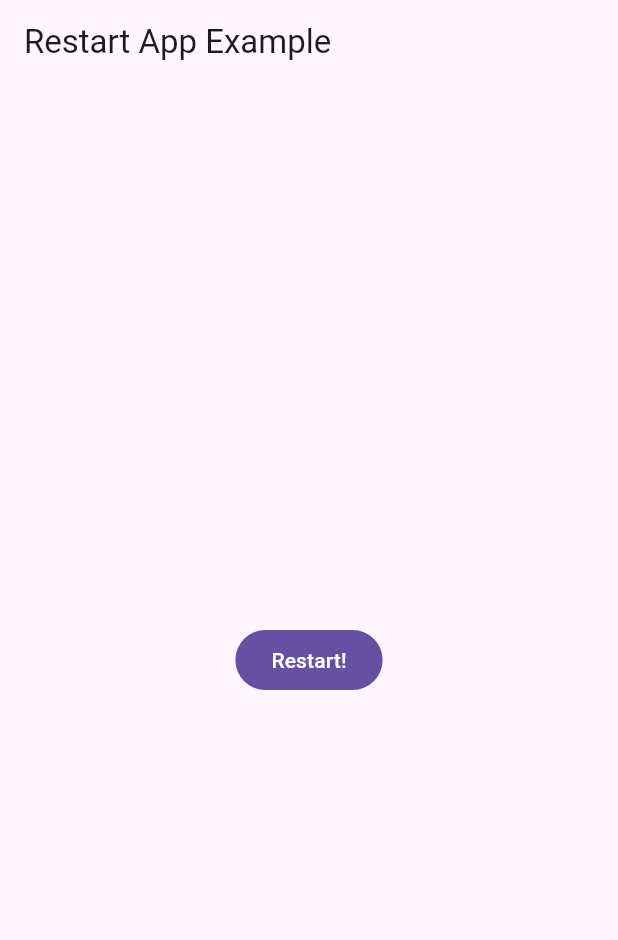
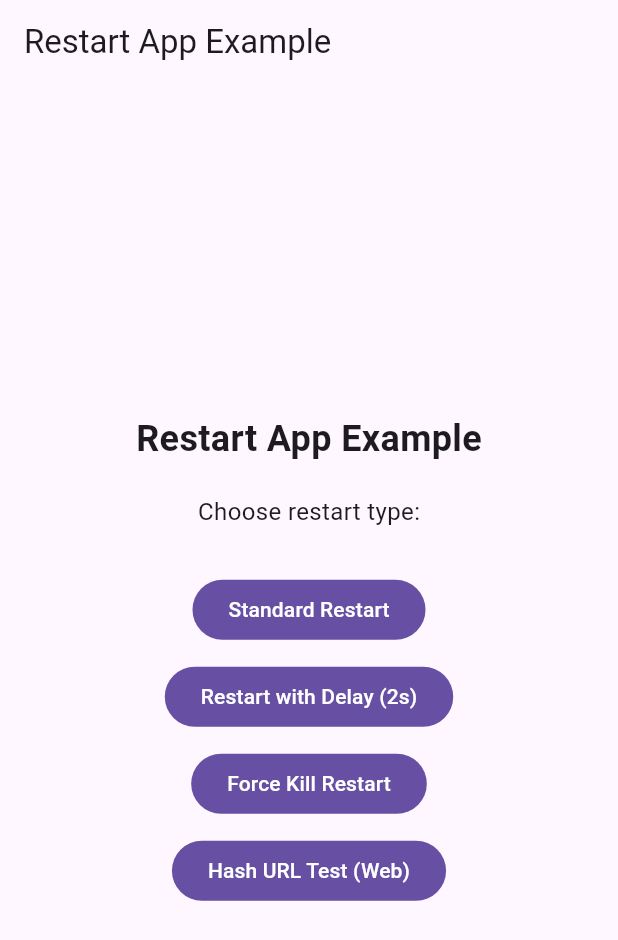
Before and after one commit to gabrimatic/restart_app, a Flutter app: the screen it shows after launch, on a phone screen of 412 x 824 dp. Shown: the top 940 px of the screen. Run offline on Flutter 3.47's test engine with Material 3 defaults, Android fonts, the phone set to English and light mode, and no system bars; our stand-ins replace url_strategy, web.

Commit message:
Resolve all open GitHub issues with comprehensive enhancements
- Add configurable restart delay and force-kill options for better resource cleanup
- Fix Android platform message detachment and cleanup issues
- Enhance iOS notifications with proper UserNotifications framework
- Improve Web platform with hash URL strategy support and error handling
- Add main isolate validation for background process safety
- Lower minimum SDK requirements for broader compatibility
- Update example app with comprehensive restart option demonstrations

```diff
--- a/example/lib/main.dart
+++ b/example/lib/main.dart
@@ -50,18 +50,60 @@ class HomePage extends StatelessWidget {
       home: Scaffold(
         appBar: AppBar(title: const Text('Restart App Example')),
         body: Center(
-          child: FilledButton(
-            child: const Text('Restart!'),
+          child: Column(
+            mainAxisAlignment: MainAxisAlignment.center,
+            children: [
+              const Text(
+                'Restart App Example',
+                style: TextStyle(fontSize: 24, fontWeight: FontWeight.bold),
+              ),
+              const SizedBox(height: 20),
+              const Text(
+                'Choose restart type:',
+                style: TextStyle(fontSize: 16),
+              ),
+              const SizedBox(height: 30),
+              FilledButton(
+                child: const Text('Standard Restart'),
                 onPressed: () {
                   Restart.restartApp(
-                /// In Web Platform, Fill webOrigin only when your new origin is different than the app's origin
-                // webOrigin: 'http://example.com',
-
-                // Customizing the notification message only on iOS
                     notificationTitle: 'Restarting App',
                     notificationBody: 'Please tap here to open the app again.',
                   );
                 },
+              ),
+              const SizedBox(height: 10),
+              FilledButton(
+                child: const Text('Restart with Delay (2s)'),
+                onPressed: () {
+                  Restart.restartApp(
+                    delayBeforeRestart: 2000,
+                    notificationTitle: 'Restarting in 2 seconds',
+                    notificationBody: 'App will restart shortly...',
+                  );
+                },
+              ),
+              const SizedBox(height: 10),
+              FilledButton(
+                child: const Text('Force Kill Restart'),
+                onPressed: () {
+                  Restart.restartApp(
+                    forceKill: true,
+                    notificationTitle: 'Force Restarting App',
+                    notificationBody: 'App will completely restart for better cleanup.',
+                  );
+                },
+              ),
+              const SizedBox(height: 10),
+              FilledButton(
+                child: const Text('Hash URL Test (Web)'),
+                onPressed: () {
+                  Restart.restartApp(
+                    webOrigin: '#/test-route',
+                  );
+                },
+              ),
+            ],
           ),
         ),
       ),
```
Also changed, not shown: example/pubspec.lock, 2 other files. Lines whose indentation alone changed are shown as unchanged.
